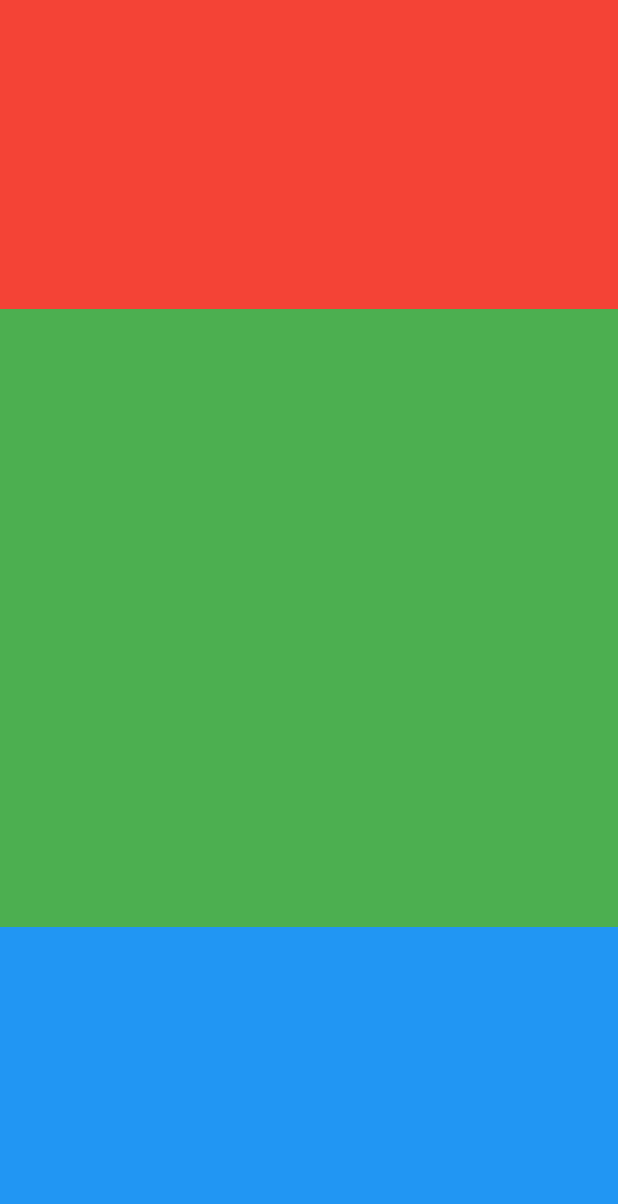
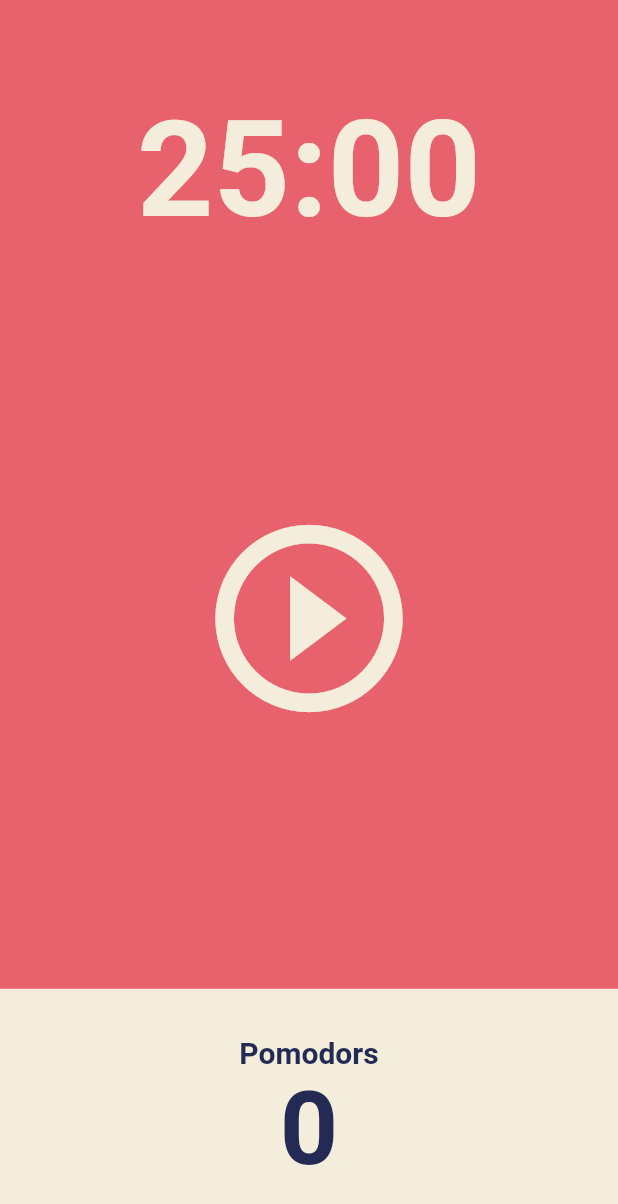
Before and after one commit to sjyunn/mypomodo, a Flutter app: the screen it shows after launch, on a phone screen of 412 x 824 dp. Shown: the top 1204 px of the screen. Run offline on Flutter 3.47's test engine with Material 2 defaults, Android fonts, the phone set to English and light mode, and no system bars.

Commit message:
add fisrt ui

```diff
--- a/lib/main.dart
+++ b/lib/main.dart
@@ -12,6 +12,9 @@ class App extends StatelessWidget {
   Widget build(BuildContext context) {
     return MaterialApp(
       theme: ThemeData(
+        colorScheme: ColorScheme.fromSwatch(
+          backgroundColor: const Color(0xFFE7626C),
+        ),
         textTheme: const TextTheme(
           displayLarge: TextStyle(
             color: Color(0xFF232B55),
--- a/lib/screens/home_screen.dart
+++ b/lib/screens/home_screen.dart
@@ -11,30 +11,70 @@ class _HomeScreenState extends State<HomeScreen> {
   @override
   Widget build(BuildContext context) {
     return Scaffold(
+      backgroundColor: Theme.of(context).colorScheme.background,
       body: Column(
         children: [
           Flexible(
             flex: 1,
             child: Container(
-              decoration: const BoxDecoration(
-                color: Colors.red,
+              alignment: Alignment.bottomCenter,
+              child: Text(
+                '25:00',
+                style: TextStyle(
+                  color: Theme.of(context).cardColor,
+                  fontSize: 89,
+                  fontWeight: FontWeight.w600,
+                ),
               ),
             ),
           ),
           Flexible(
-            flex: 2,
-            child: Container(
-              decoration: const BoxDecoration(
-                color: Colors.green,
-              ),
+            flex: 3,
+            child: Center(
+              child: IconButton(
+                  iconSize: 150,
+                  color: Theme.of(context).cardColor,
+                  onPressed: () {},
+                  icon: const Icon(
+                    Icons.play_circle_outline,
+                  )),
             ),
           ),
           Flexible(
             flex: 1,
-            child: Container(
-              decoration: const BoxDecoration(
-                color: Colors.blue,
-              ),
+            child: Row(
+              children: [
+                Expanded(
+                  child: Container(
+                    decoration: BoxDecoration(
+                      color: Theme.of(context).cardColor,
+                    ),
+                    child: Column(
+                      mainAxisAlignment: MainAxisAlignment.center,
+                      children: [
+                        Text(
+                          'Pomodors',
+                          style: TextStyle(
+                            fontSize: 20,
+                            fontWeight: FontWeight.w600,
+                            color:
+                                Theme.of(context).textTheme.displayLarge!.color,
+                          ),
+                        ),
+                        Text(
+                          '0',
+                          style: TextStyle(
+                            fontSize: 68,
+                            fontWeight: FontWeight.w600,
+                            color:
+                                Theme.of(context).textTheme.displayLarge!.color,
+                          ),
+                        ),
+                      ],
+                    ),
+                  ),
+                ),
+              ],
             ),
           ),
         ],
```
